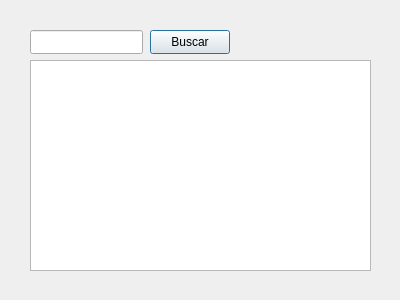
This is Fase_2/feed.ui in LightDemon12/-EDD-PROYECTOS_202100215 as Qt 5 draws it before an edit. The edited form follows.
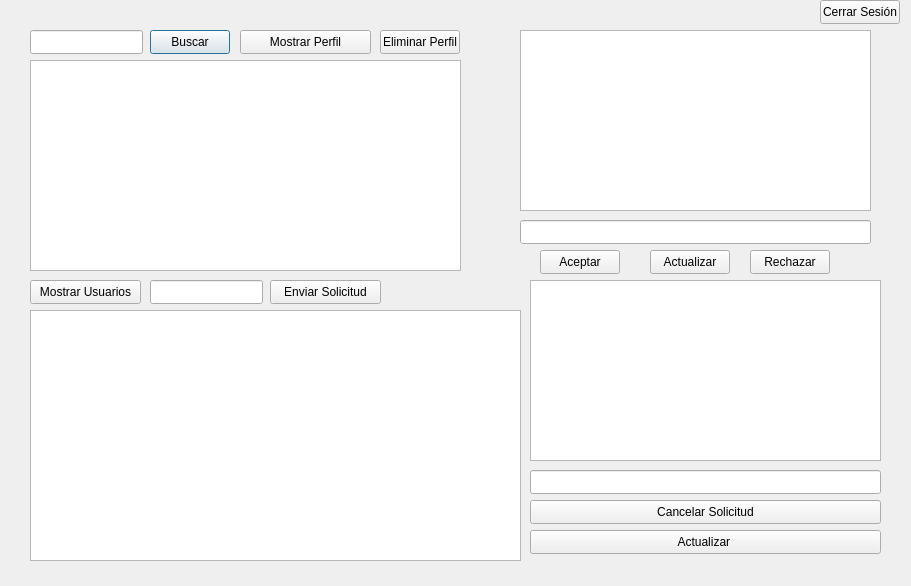
This is the edited form.

Commit message:
Modulo Usuario
se agregaron las funciones  solicitudes, se agrego el  uso de la matriz dispersa en las solicitudes

```diff
--- a/Fase_2/feed.ui
+++ b/Fase_2/feed.ui
@@ -6,8 +6,8 @@
    <rect>
     <x>0</x>
     <y>0</y>
-    <width>400</width>
-    <height>300</height>
+    <width>911</width>
+    <height>586</height>
    </rect>
   </property>
   <property name="windowTitle">
@@ -41,7 +41,7 @@
     <rect>
      <x>30</x>
      <y>60</y>
-     <width>341</width>
+     <width>431</width>
      <height>211</height>
     </rect>
    </property>
@@ -49,6 +49,196 @@
     <bool>true</bool>
    </property>
   </widget>
+  <widget class="QPushButton" name="ButtonMostrar">
+   <property name="geometry">
+    <rect>
+     <x>240</x>
+     <y>30</y>
+     <width>131</width>
+     <height>24</height>
+    </rect>
+   </property>
+   <property name="text">
+    <string>Mostrar Perfil</string>
+   </property>
+  </widget>
+  <widget class="QPushButton" name="ButtonCerrar">
+   <property name="geometry">
+    <rect>
+     <x>820</x>
+     <y>0</y>
+     <width>80</width>
+     <height>24</height>
+    </rect>
+   </property>
+   <property name="text">
+    <string>Cerrar Sesión</string>
+   </property>
+  </widget>
+  <widget class="QPushButton" name="ButtonEliminar">
+   <property name="geometry">
+    <rect>
+     <x>380</x>
+     <y>30</y>
+     <width>80</width>
+     <height>24</height>
+    </rect>
+   </property>
+   <property name="text">
+    <string>Eliminar Perfil</string>
+   </property>
+  </widget>
+  <widget class="QPushButton" name="Buttonlista">
+   <property name="geometry">
+    <rect>
+     <x>30</x>
+     <y>280</y>
+     <width>111</width>
+     <height>24</height>
+    </rect>
+   </property>
+   <property name="text">
+    <string>Mostrar Usuarios</string>
+   </property>
+  </widget>
+  <widget class="QLineEdit" name="lineEnviar">
+   <property name="geometry">
+    <rect>
+     <x>150</x>
+     <y>280</y>
+     <width>113</width>
+     <height>24</height>
+    </rect>
+   </property>
+  </widget>
+  <widget class="QPushButton" name="ButtonEnviar">
+   <property name="geometry">
+    <rect>
+     <x>270</x>
+     <y>280</y>
+     <width>111</width>
+     <height>24</height>
+    </rect>
+   </property>
+   <property name="text">
+    <string>Enviar Solicitud</string>
+   </property>
+  </widget>
+  <widget class="QPushButton" name="ButtonAceptar">
+   <property name="geometry">
+    <rect>
+     <x>540</x>
+     <y>250</y>
+     <width>80</width>
+     <height>24</height>
+    </rect>
+   </property>
+   <property name="text">
+    <string>Aceptar</string>
+   </property>
+  </widget>
+  <widget class="QPushButton" name="ButtonRechazar">
+   <property name="geometry">
+    <rect>
+     <x>750</x>
+     <y>250</y>
+     <width>80</width>
+     <height>24</height>
+    </rect>
+   </property>
+   <property name="text">
+    <string>Rechazar</string>
+   </property>
+  </widget>
+  <widget class="QPushButton" name="ButtonCancelar">
+   <property name="geometry">
+    <rect>
+     <x>530</x>
+     <y>500</y>
+     <width>351</width>
+     <height>24</height>
+    </rect>
+   </property>
+   <property name="text">
+    <string>Cancelar Solicitud</string>
+   </property>
+  </widget>
+  <widget class="QLineEdit" name="lineEliminar">
+   <property name="geometry">
+    <rect>
+     <x>530</x>
+     <y>470</y>
+     <width>351</width>
+     <height>24</height>
+    </rect>
+   </property>
+  </widget>
+  <widget class="QTableWidget" name="tableUsuarios">
+   <property name="geometry">
+    <rect>
+     <x>30</x>
+     <y>310</y>
+     <width>491</width>
+     <height>251</height>
+    </rect>
+   </property>
+  </widget>
+  <widget class="QTableWidget" name="tablepila">
+   <property name="geometry">
+    <rect>
+     <x>520</x>
+     <y>30</y>
+     <width>351</width>
+     <height>181</height>
+    </rect>
+   </property>
+  </widget>
+  <widget class="QTableWidget" name="tableenviados">
+   <property name="geometry">
+    <rect>
+     <x>530</x>
+     <y>280</y>
+     <width>351</width>
+     <height>181</height>
+    </rect>
+   </property>
+  </widget>
+  <widget class="QLineEdit" name="linesolicitud">
+   <property name="geometry">
+    <rect>
+     <x>520</x>
+     <y>220</y>
+     <width>351</width>
+     <height>24</height>
+    </rect>
+   </property>
+  </widget>
+  <widget class="QPushButton" name="ButtonPila">
+   <property name="geometry">
+    <rect>
+     <x>650</x>
+     <y>250</y>
+     <width>80</width>
+     <height>24</height>
+    </rect>
+   </property>
+   <property name="text">
+    <string>Actualizar</string>
+   </property>
+  </widget>
+  <widget class="QPushButton" name="ButtonActualizar">
+   <property name="geometry">
+    <rect>
+     <x>530</x>
+     <y>530</y>
+     <width>351</width>
+     <height>24</height>
+    </rect>
+   </property>
+   <property name="text">
+    <string>Actualizar </string>
+   </property>
+  </widget>
  </widget>
  <resources/>
  <connections/>
```
The commit also changes 101 other files.
